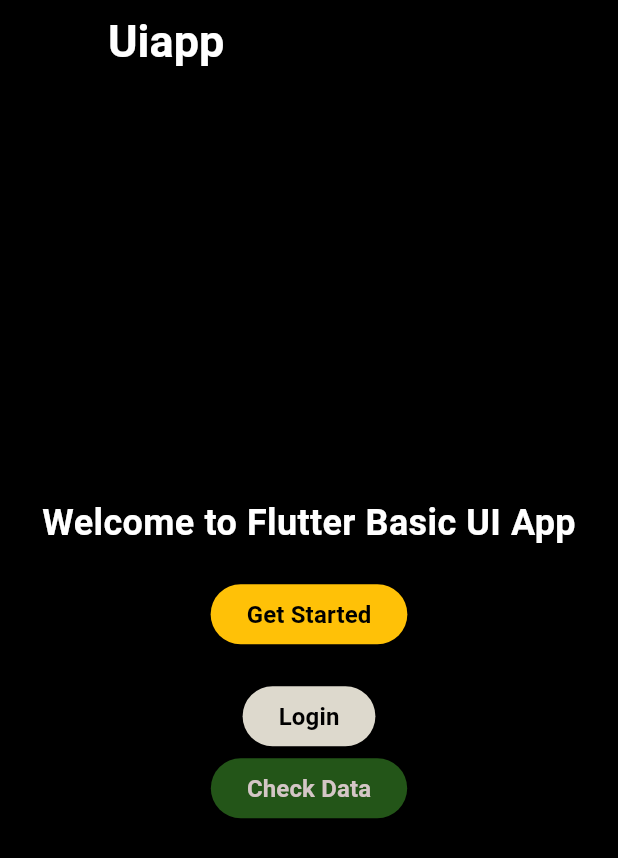
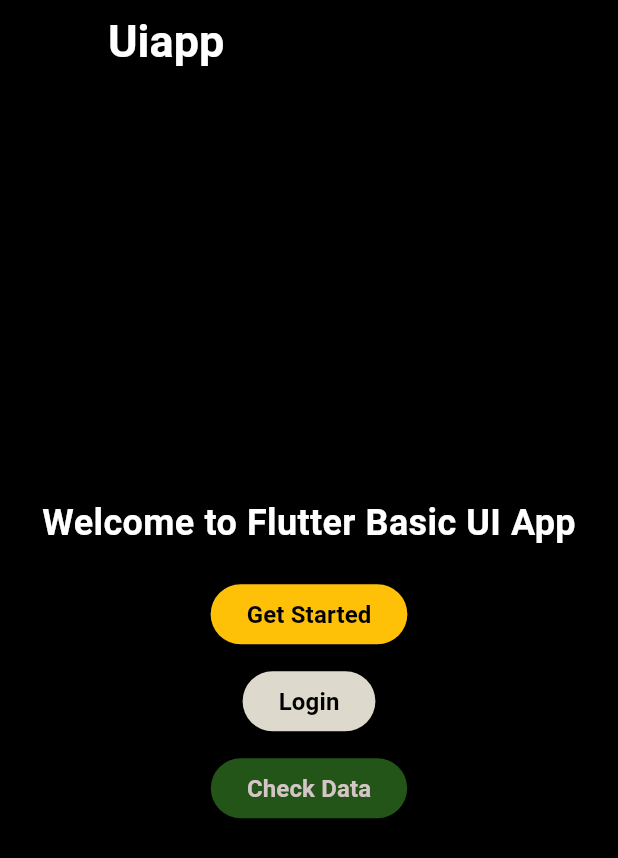
Before and after one commit to HAZIQ268/flutter_api_uiapp, a Flutter app: the screen it shows after launch, on a phone screen of 412 x 824 dp. Shown: the top 858 px of the screen. Run offline on Flutter 3.47's test engine with Material 3 defaults, Android fonts, the phone set to English and light mode, and no system bars; our stand-ins replace cloud_firestore, firebase_core, font_awesome_flutter, google_fonts; accounts and stored records are empty.

Commit message:
fetch data up

```diff
--- a/uitask/lib/fetchdata.dart
+++ b/uitask/lib/fetchdata.dart
@@ -31,10 +31,14 @@ class _FetchdataState extends State<Fetchdata> {
 
   Widget build(BuildContext context) {
     return Scaffold(
+        backgroundColor: Colors.black,
         body: Container(
           child: Column(
             children: [
-          Text('Data List'),
+              Text(
+                'Data List',
+                style: TextStyle(color: Colors.white, fontSize: 30),
+              ),
               ...result.map((data) => card(data)).toList(),
             ],
           ),
--- a/uitask/lib/home.dart
+++ b/uitask/lib/home.dart
@@ -48,7 +48,7 @@ class _homescreenState extends State<homescreen> {
                     fontWeight: FontWeight.bold),
               ),
             ),
-            SizedBox(height: 20),
+            SizedBox(height: 10),
             ElevatedButton(
               style: ElevatedButton.styleFrom(
                 backgroundColor: const Color.fromARGB(255, 221, 217, 205),
@@ -64,6 +64,7 @@ class _homescreenState extends State<homescreen> {
                     fontWeight: FontWeight.bold),
               ),
             ),
+            SizedBox(height: 10),
             ElevatedButton(
               style: ElevatedButton.styleFrom(
                 backgroundColor: const Color.fromARGB(255, 35, 85, 24),
```
Lines whose indentation alone changed are shown as unchanged.
